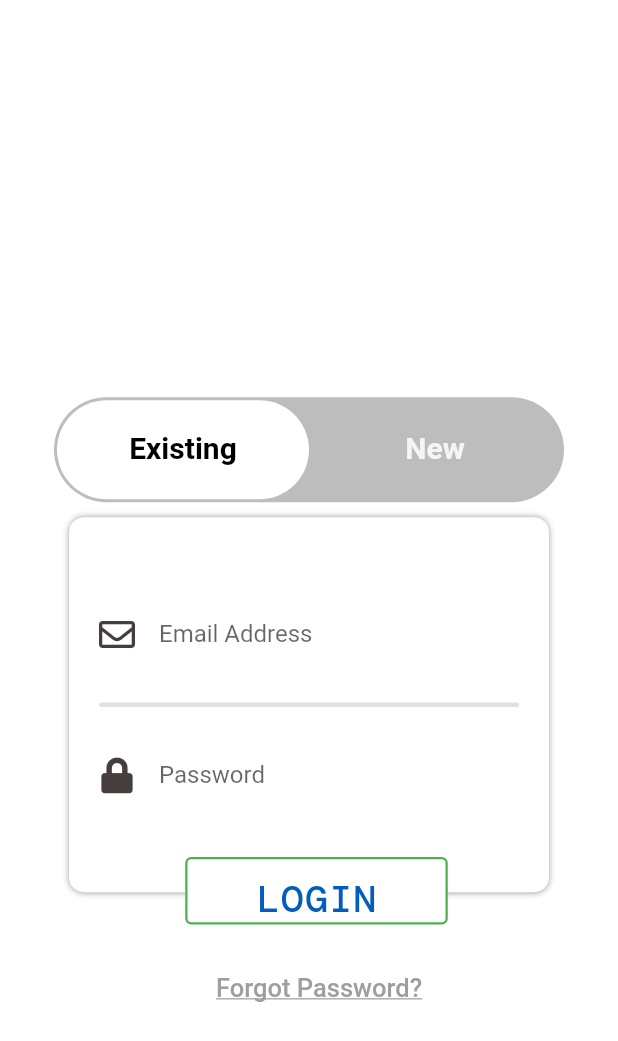
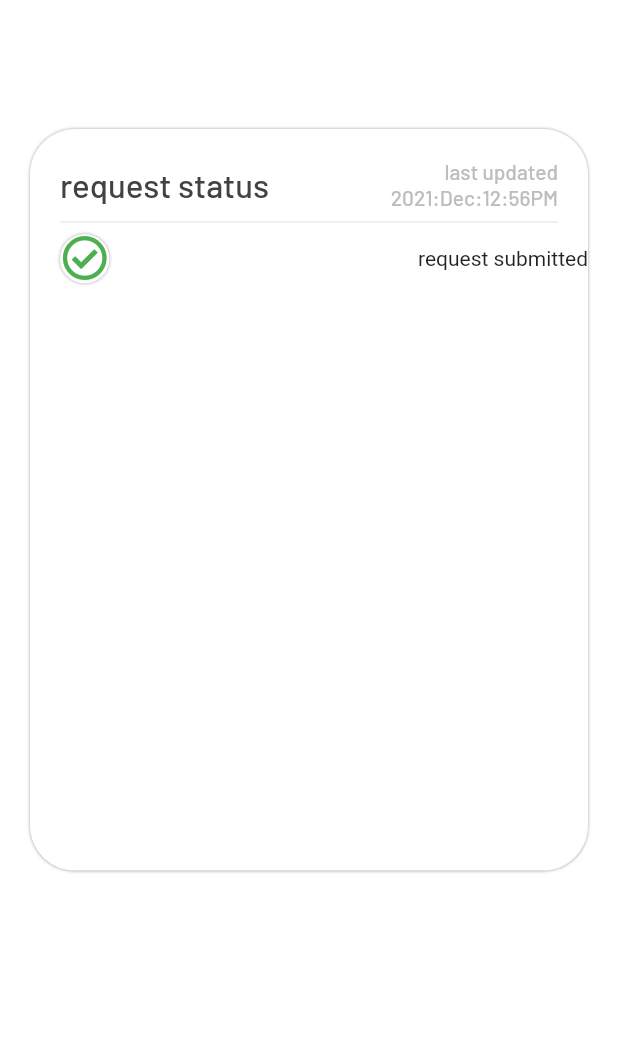
Before and after one commit to Suramack/Project_Reconnect, a Flutter app: the screen it shows after launch, on a phone screen of 412 x 824 dp. Shown: the top 1041 px of the screen. Run offline on Flutter 3.47's test engine with Material 2 defaults, Android fonts, the phone set to English and light mode, and no system bars; our stand-ins replace font_awesome_flutter.

Commit message:
worker status screen started

```diff
--- a/lib/main.dart
+++ b/lib/main.dart
@@ -1,5 +1,6 @@
 import 'package:flutter/material.dart';
 import 'package:reconnect/screens/login_screen/login_screen.dart';
+import 'package:reconnect/screens/worker_screen/worker_status_screen.dart';
 import 'package:reconnect/test_widget.dart';
 
 void main() {
@@ -20,7 +21,7 @@ class MyApp extends StatelessWidget {
         appBarTheme: const AppBarTheme(
             backgroundColor: Color(0xff025dbf), centerTitle: true),
       ),
-      home: const Login(),
+      home: const WorkerStatusScreen(),
     );
   }
 }
--- a/lib/screens/registration_screen/worker_registration/components/worker_registration_form_design.dart
+++ b/lib/screens/registration_screen/worker_registration/components/worker_registration_form_design.dart
@@ -205,7 +205,7 @@ class _WorkerFormState extends State<WorkerForm> {
           activeColor: Colors.transparent,
           checkColor: Colors.green,
           controlAffinity: ListTileControlAffinity.leading,
-          contentPadding: EdgeInsets.only(top: 15, right: 9),
+          contentPadding: const EdgeInsets.only(top: 15, right: 9),
         ),
       ),
     );
--- a/lib/screens/registration_screen/worker_registration/components/worker_text_and_style.dart
+++ b/lib/screens/registration_screen/worker_registration/components/worker_text_and_style.dart
@@ -1,6 +1,6 @@
 import 'package:flutter/material.dart';
 
-//Worker Text
+//Worker Text widget
 Text workerUploadDocumentButtonText() {
   return const Text(
     'Upload your document',
--- /dev/null
+++ b/lib/screens/worker_screen/components/worker_request_status_tile.dart
@@ -0,0 +1,26 @@
+import 'package:flutter/material.dart';
+import 'package:reconnect/screens/worker_screen/components/worker_style/worker_screen_text_style.dart';
+
+Row requestStatustTile() {
+  return Row(
+    mainAxisAlignment: MainAxisAlignment.spaceBetween,
+    children: [
+      Text(
+        'request status',
+        style: requesStatusHeadingStyle(),
+      ),
+      Container(
+        alignment: Alignment.topRight,
+        width: 150,
+        // color: Colors.amber,
+        padding: const EdgeInsets.only(right: 20),
+        child: Text(
+          'last updated 2021:Dec:12:56PM',
+          textAlign: TextAlign.end,
+          maxLines: 2,
+          style: requesStatusSubHeadingStyle(),
+        ),
+      )
+    ],
+  );
+}
--- /dev/null
+++ b/lib/screens/worker_screen/components/worker_style/worker_screen_text_style.dart
@@ -0,0 +1,18 @@
+import 'package:flutter/material.dart';
+
+TextStyle requesStatusHeadingStyle() => TextStyle(
+      fontFamily: 'Barlow',
+      color: Colors.grey.shade800,
+      fontSize: 22,
+    );
+
+TextStyle requesStatusSubHeadingStyle() => TextStyle(
+      fontFamily: 'Barlow',
+      color: Colors.grey.shade400,
+    );
+
+TextStyle requesStatusTitleStyle() => TextStyle(
+      fontFamily: 'Barlow',
+      color: Colors.grey.shade800,
+      fontSize: 22,
+    );
--- /dev/null
+++ b/lib/screens/worker_screen/worker_status_screen.dart
@@ -0,0 +1,86 @@
+import 'package:flutter/material.dart';
+import 'package:font_awesome_flutter/font_awesome_flutter.dart';
+import 'package:reconnect/screens/worker_screen/components/worker_request_status_tile.dart';
+import 'package:reconnect/screens/worker_screen/components/worker_style/worker_screen_text_style.dart';
+
+class WorkerStatusScreen extends StatefulWidget {
+  const WorkerStatusScreen({Key? key}) : super(key: key);
+
+  @override
+  _WorkerStatusScreenState createState() => _WorkerStatusScreenState();
+}
+
+class _WorkerStatusScreenState extends State<WorkerStatusScreen> {
+  @override
+  Widget build(BuildContext context) {
+    Size size = MediaQuery.of(context).size;
+
+    return Scaffold(
+      backgroundColor: Colors.white,
+      appBar: AppBar(
+        elevation: 0,
+        backgroundColor: Colors.white,
+      ),
+      body: Card(
+        borderOnForeground: false,
+        color: Colors.white,
+        elevation: 0,
+        margin: const EdgeInsets.only(
+          left: 20,
+          right: 20,
+          top: 30,
+        ),
+        child: Container(
+          padding: const EdgeInsets.only(
+            left: 20,
+            top: 20,
+          ),
+          alignment: Alignment.topLeft,
+          height: size.height * .6,
+          width: size.width,
+          decoration: BoxDecoration(
+              color: Colors.white,
+              borderRadius: BorderRadius.circular(30),
+              boxShadow: const [
+                BoxShadow(
+                  color: Colors.grey,
+                  blurRadius: 1,
+                )
+              ]),
+          child: Column(
+            crossAxisAlignment: CrossAxisAlignment.start,
+            children: [
+              requestStatustTile(),
+              Divider(
+                color: Colors.grey.shade400,
+                thickness: .3,
+                endIndent: 20,
+              ),
+              Row(
+                mainAxisAlignment: MainAxisAlignment.spaceBetween,
+                children: [
+                  Container(
+                    width: 33,
+                    height: 33,
+                    decoration: BoxDecoration(
+                        color: Colors.white,
+                        borderRadius: BorderRadius.circular(100),
+                        boxShadow: const [
+                          BoxShadow(color: Colors.grey, blurRadius: 1),
+                        ]),
+                    child: const Icon(
+                      FontAwesomeIcons.checkCircle,
+                      size: 30,
+                      color: Colors.green,
+                    ),
+                  ),
+                  Text('request submitted')
+                ],
+              ),
+            ],
+          ),
+        ),
+      ),
+    );
+  }
+}
```
